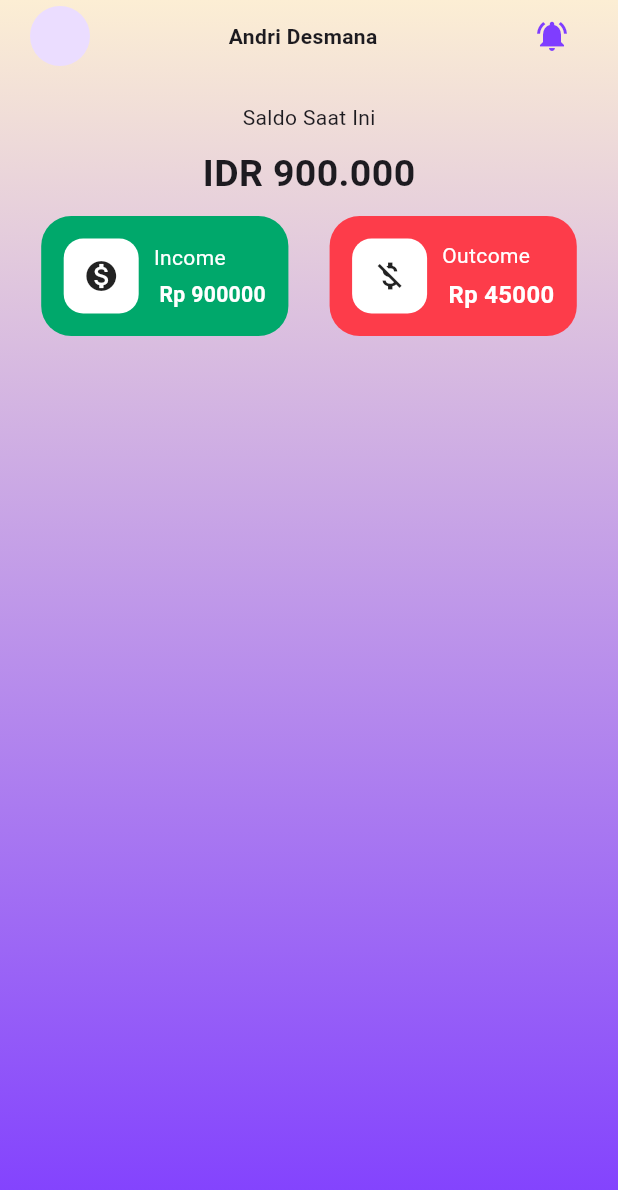
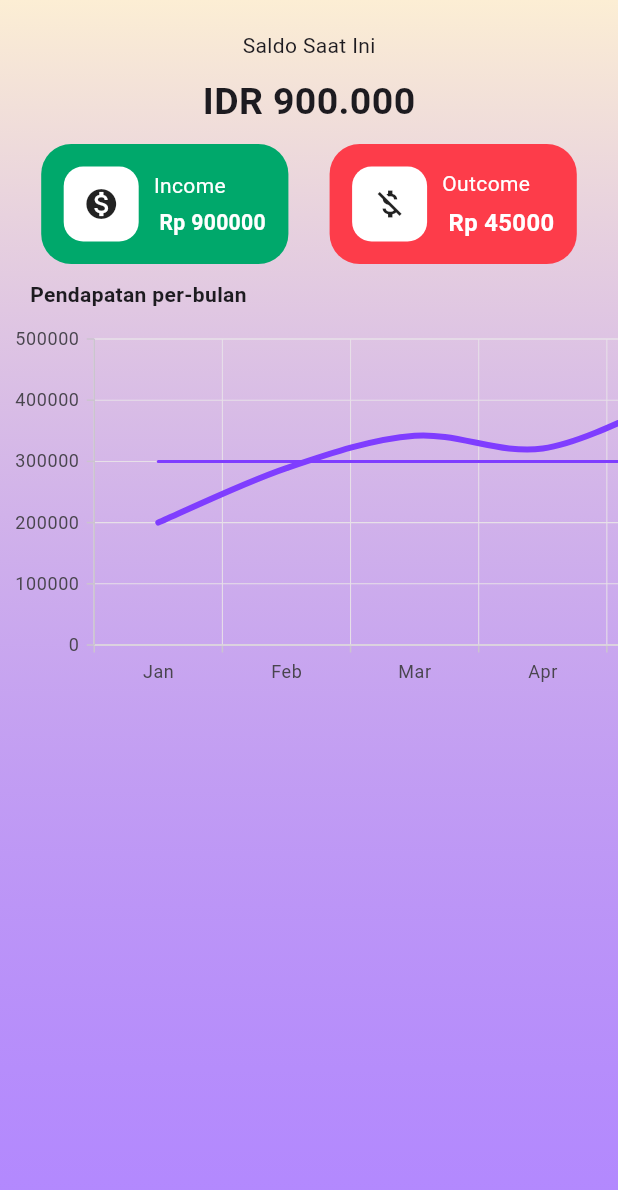
Before and after one commit to andes2912/Buku-Laundry-App, a Flutter app: the DashboardPage screen opened directly, on a phone screen of 412 x 824 dp. Shown: the top 1190 px of the screen. Run offline on Flutter 3.47's test engine with Material 2 defaults, Android fonts, the phone set to English and light mode, and no system bars; our stand-ins replace convex_bottom_bar, email_validator, get, shared_preferences, syncfusion_flutter_charts; accounts and stored records are empty.

Commit message:
Improve Dashboard

```diff
--- a/lib/pages/dashboard_page.dart
+++ b/lib/pages/dashboard_page.dart
@@ -1,77 +1,127 @@
 import 'package:bukulaundry/constant/colors.dart';
-import 'package:bukulaundry/widgets/card.dart';
+import 'package:bukulaundry/widgets/info_saldo.dart';
 import 'package:flutter/material.dart';
+import 'package:syncfusion_flutter_charts/charts.dart';
 
 class DashboardPage extends StatelessWidget {
-  const DashboardPage({Key? key}) : super(key: key);
+  // ignore: prefer_const_constructors_in_immutables
+  DashboardPage({Key? key}) : super(key: key);
 
   @override
   Widget build(BuildContext context) {
+    final List<SalesData> chartData = [
+      SalesData("Jan", 200000),
+      SalesData("Feb", 289000),
+      SalesData("Mar", 342000),
+      SalesData("Apr", 321000),
+      SalesData("Mei", 402000)
+    ];
+
     return Scaffold(
       body: Stack(
         children: [
           // Backgorund
           Container(
-            decoration: const BoxDecoration(
+            // ignore: prefer_const_constructors
+            decoration: BoxDecoration(
+                // ignore: prefer_const_constructors
                 gradient: LinearGradient(
               begin: Alignment.topCenter,
               end: Alignment.bottomCenter,
-              colors: [appYellowSoft, appPrimary],
+              // ignore: prefer_const_literals_to_create_immutables
+              colors: [
+                appYellowSoft,
+                appPrimary.withOpacity(0.6),
+              ],
             )),
           ),
-          const SafeArea(
+          SafeArea(
             child: Column(
               children: [
+                // ignore: prefer_const_constructors
                 Padding(
-                padding: EdgeInsets.symmetric(horizontal: 20),
-                child: Row(
+                  padding: const EdgeInsets.symmetric(horizontal: 20),
+                  child: const Row(
                     mainAxisAlignment: MainAxisAlignment.spaceBetween,
-                  children: [
-                    CircleAvatar(),
-                    Row(
-                      children: [
-                        // IconButton(
-                        //     onPressed: null,
-                        //     icon: Icon(
-                        //       Icons.keyboard_arrow_down_rounded,
-                        //       color: appPrimary,
-                        //     )),
-                        Text(
-                          "Andri Desmana",
-                          style: TextStyle(fontWeight: FontWeight.bold),
-                        ),
-                      ],
-                    ),
-                    IconButton(
-                        onPressed: null,
-                        icon: Icon(
-                          Icons.notifications_active,
-                          color: appPrimary,
-                        ))
-                  ],
                   ),
                 ),
-              SizedBox(
+                const SizedBox(
                   height: 20,
                 ),
-              Text("Saldo Saat Ini"),
-              SizedBox(height: 10),
-              Text(
+                const Text("Saldo Saat Ini"),
+                const SizedBox(height: 10),
+                const Text(
                   "IDR 900.000",
                   style: TextStyle(fontSize: 25, fontWeight: FontWeight.bold),
                 ),
-              SizedBox(height: 10),
+                const SizedBox(height: 10),
                 Row(
                   mainAxisAlignment: MainAxisAlignment.spaceEvenly,
                   children: [
                     InfoBalance(isIncome: true, balance: 900000),
-                  InfoBalance(isIncome: false, balance: 45000)
+                    InfoBalance(isIncome: false, balance: 45000),
                   ],
                 ),
+                const SizedBox(height: 10),
+                Expanded(
+                  child: ListView(
+                    children: [
+                      const Padding(
+                        padding: EdgeInsets.symmetric(horizontal: 20),
+                        child: Text(
+                          "Pendapatan per-bulan ",
+                          style: TextStyle(fontWeight: FontWeight.bold),
+                        ),
+                      ),
+                      const SizedBox(
+                        height: 10,
+                      ),
+                      // ignore: avoid_unnecessary_containers
+                      SingleChildScrollView(
+                        scrollDirection: Axis.horizontal,
+                        // ignore: avoid_unnecessary_containers, sized_box_for_whitespace
+                        child: Container(
+                          height: 250,
+                          width: chartData.length * 100,
+                          child: SfCartesianChart(
+                            primaryXAxis: CategoryAxis(),
+                            series: <ChartSeries>[
+                              // Renders line chart
+                              SplineSeries<SalesData, String>(
+                                width: 4,
+                                color: appPrimary,
+                                dataSource: chartData,
+                                xValueMapper: (SalesData sales, _) =>
+                                    sales.month,
+                                yValueMapper: (SalesData sales, _) =>
+                                    sales.sales,
+                              ),
+                              SplineSeries<SalesData, String>(
+                                width: 2,
+                                color: appPrimary,
+                                dataSource: chartData,
+                                xValueMapper: (SalesData sales, _) =>
+                                    sales.month,
+                                yValueMapper: (SalesData sales, _) => 300000,
+                              ),
                             ],
-          ))
+                          ),
+                        ),
+                      )
+                    ],
+                  ),
+                )
+              ],
+            ),
+          )
         ],
       ),
     );
   }
 }
+
+class SalesData {
+  SalesData(this.month, this.sales);
+  final String month;
+  final double sales;
+}
--- a/lib/widgets/card.dart
+++ b/lib/widgets/info_saldo.dart
@@ -4,7 +4,8 @@ import 'package:flutter/material.dart';
 import 'package:get/get.dart';
 
 class InfoBalance extends StatelessWidget {
-  const InfoBalance({
+  // ignore: prefer_const_constructors_in_immutables
+  InfoBalance({
     Key? key,
     required this.isIncome,
     required this.balance,
@@ -18,7 +19,8 @@ class InfoBalance extends StatelessWidget {
   Widget build(BuildContext context) {
     return Container(
       width: Get.width * 0.4,
-      padding: const EdgeInsets.all(15),
+      // ignore: prefer_const_constructors
+      padding: EdgeInsets.all(15),
       decoration: BoxDecoration(
         color: isIncome == true ? appGreen : appRed,
         borderRadius: BorderRadius.circular(20),
@@ -33,10 +35,13 @@ class InfoBalance extends StatelessWidget {
               borderRadius: BorderRadius.circular(13),
             ),
             child: isIncome == true
-                ? const Icon(Icons.monetization_on)
-                : const Icon(Icons.money_off_sharp),
+                // ignore: prefer_const_constructors
+                ? Icon(Icons.monetization_on)
+                // ignore: prefer_const_constructors
+                : Icon(Icons.money_off_sharp),
           ),
-          const SizedBox(width: 10),
+          // ignore: prefer_const_constructors
+          SizedBox(width: 10),
           Expanded(
             child: Column(
               crossAxisAlignment: CrossAxisAlignment.start,
@@ -44,15 +49,18 @@ class InfoBalance extends StatelessWidget {
               children: [
                 Text(
                   isIncome == true ? "Income" : "Outcome",
-                  style: const TextStyle(
+                  // ignore: prefer_const_constructors
+                  style: TextStyle(
                     color: appWhite,
                   ),
                 ),
-                const SizedBox(height: 5),
+                // ignore: prefer_const_constructors
+                SizedBox(height: 5),
                 FittedBox(
                   child: Text(
                     "\ Rp $balance",
-                    style: const TextStyle(
+                    // ignore: prefer_const_constructors
+                    style: TextStyle(
                       color: appWhite,
                       fontSize: 16,
                       fontWeight: FontWeight.bold,
--- a/pubspec.yaml
+++ b/pubspec.yaml
@@ -38,9 +38,10 @@ dependencies:
   http: ^1.1.0
   shared_preferences: ^2.2.0
   email_validator: ^2.1.17
-  diamond_bottom_bar: ^1.0.0
   google_fonts: ^5.1.0
   get: ^4.6.5
+  convex_bottom_bar: ^3.2.0
+  syncfusion_flutter_charts: ^22.2.5
 
 dev_dependencies:
   flutter_test:
```
Also changed, not shown: lib/pages/home_page.dart (+63 -55 lines), pubspec.lock. Lines whose indentation alone changed are shown as unchanged.
